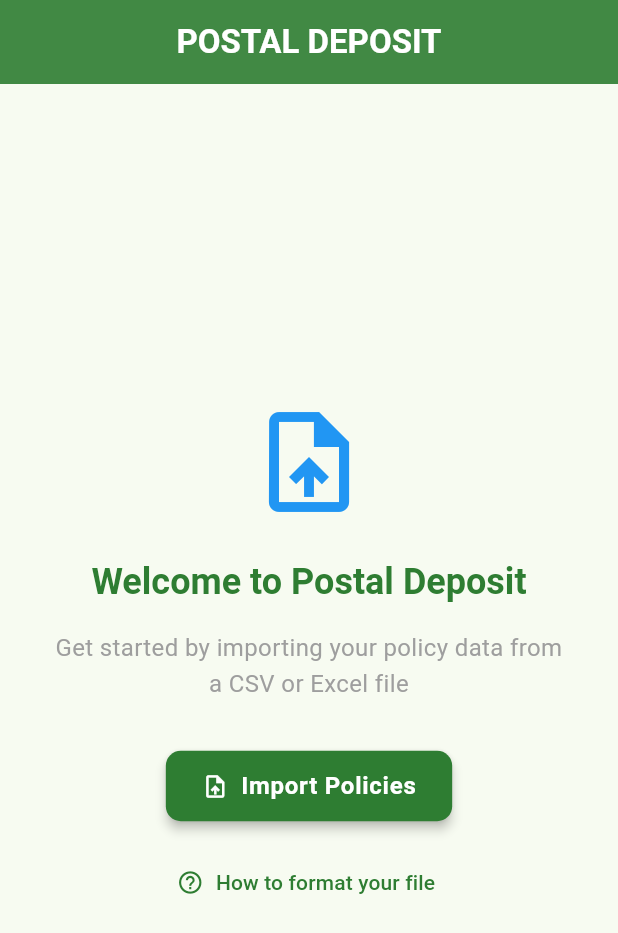
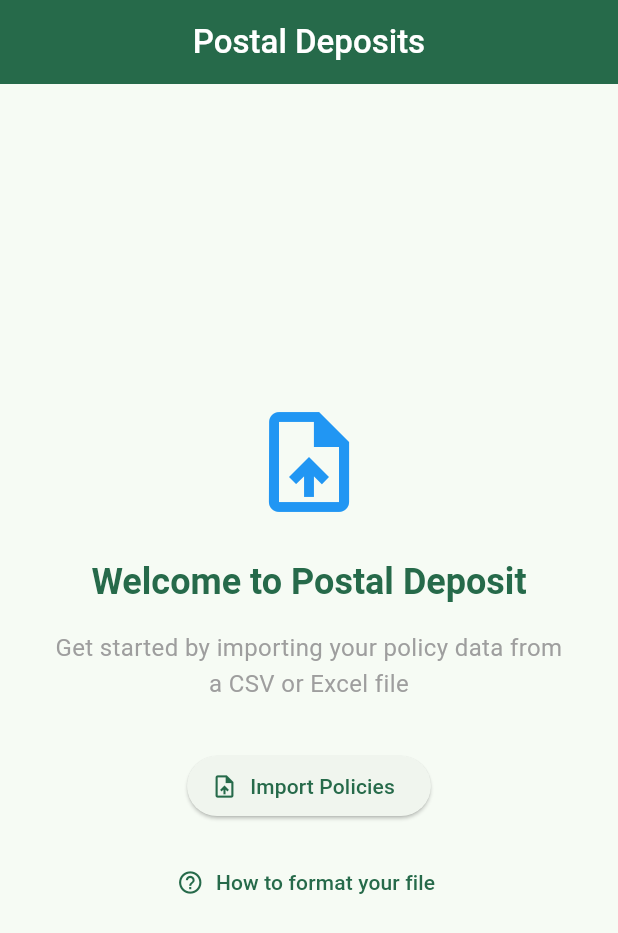
Before and after one commit to darkCavalier11/deposits, a Flutter app: the screen it shows after launch, on a phone screen of 412 x 824 dp. Shown: the top 933 px of the screen. Run offline on Flutter 3.47's test engine with Material 3 defaults, Android fonts, the phone set to English and light mode, and no system bars; our stand-ins replace csv, file_picker, hive_flutter; accounts and stored records are empty.

Commit message:
minor UI updates

```diff
--- a/lib/main.dart
+++ b/lib/main.dart
@@ -53,45 +53,10 @@ class MyApp extends StatelessWidget {
       title: 'Postal Deposit',
       theme: ThemeData(
         colorScheme: ColorScheme.fromSeed(
-          seedColor: const Color(0xFF2E7D32), // Darker green
-          primary: const Color(0xFF2E7D32),
-          secondary: const Color(0xFF4CAF50),
-          surfaceTint: Colors.white,
-          brightness: Brightness.light,
+          seedColor: Colors.greenAccent, // Darker green
         ),
         useMaterial3: true,
-        appBarTheme: const AppBarTheme(
-          centerTitle: true,
-          elevation: 4,
-          titleTextStyle: TextStyle(
-            fontSize: 22,
-            fontWeight: FontWeight.bold,
-            color: Colors.white,
-          ),
-        ),
-        cardTheme: CardThemeData(
-          elevation: 3,
-          shape: RoundedRectangleBorder(
-            borderRadius: BorderRadius.circular(12),
-            side: BorderSide(color: Colors.grey.shade200, width: 1),
-          ),
-        ),
-        elevatedButtonTheme: ElevatedButtonThemeData(
-          style: ElevatedButton.styleFrom(
-            backgroundColor: const Color(0xFF2E7D32),
-            foregroundColor: Colors.white,
-            elevation: 3,
-            padding: const EdgeInsets.symmetric(horizontal: 24, vertical: 14),
-            shape: RoundedRectangleBorder(
-              borderRadius: BorderRadius.circular(10),
-            ),
-            textStyle: const TextStyle(
-              fontSize: 16,
-              fontWeight: FontWeight.w600,
-              letterSpacing: 0.5,
-            ),
-          ),
-        ),
+        appBarTheme: const AppBarTheme(centerTitle: true),
         inputDecorationTheme: InputDecorationTheme(
           filled: true,
           fillColor: Colors.grey.shade50,
@@ -113,7 +78,7 @@ class MyApp extends StatelessWidget {
           ),
         ),
       ),
-      home: const MyHomePage(title: 'POSTAL DEPOSIT'),
+      home: const MyHomePage(title: 'Postal Deposits'),
       debugShowCheckedModeBanner: false,
     );
   }
@@ -149,11 +114,21 @@ class _MyHomePageState extends State<MyHomePage> {
     return Scaffold(
       appBar: AppBar(
         backgroundColor: Theme.of(context).primaryColor,
-        title: Text(widget.title),
+        title: Text(
+          widget.title,
+          style: Theme.of(context).textTheme.titleLarge?.copyWith(
+            color: Colors.white,
+            fontWeight: FontWeight.w500,
+          ),
+        ),
         actions: [
           if (personProvider.hasPerson || policyProvider.hasPolicies)
             IconButton(
-              icon: const Icon(Icons.person_outline, size: 28),
+              icon: const Icon(
+                Icons.person_outline,
+                size: 28,
+                color: Colors.white,
+              ),
               onPressed: () => _showPersonDetails(context, personProvider),
               tooltip: 'Agent Details',
             ),
```
